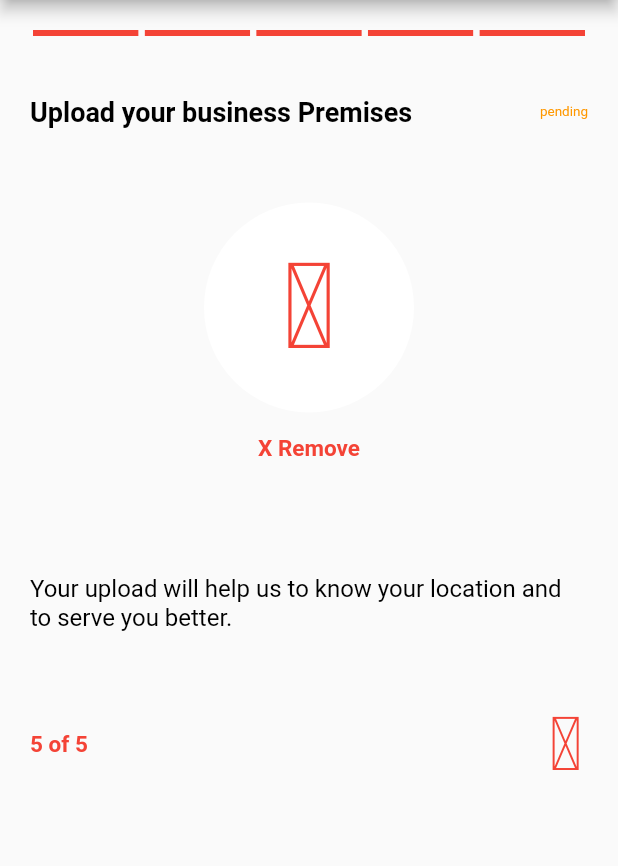
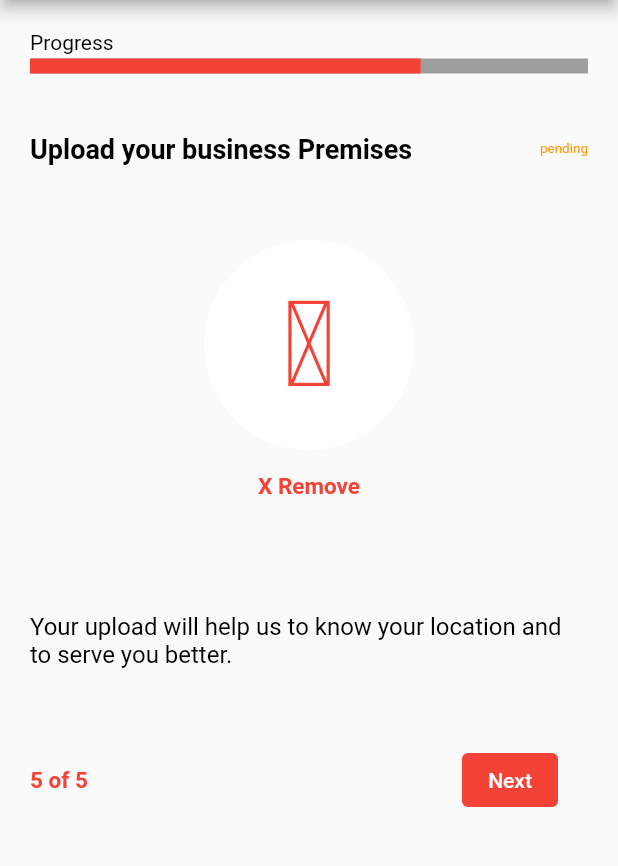
Before and after one commit to wampet/CHAPCHAP-KYC-frontend, a Flutter app: the BusinessLocation screen opened by its route, on a phone screen of 412 x 824 dp, the part 84-950 px from its top. Run offline on Flutter 3.47's test engine with Material 2 defaults, Android fonts, the light colour scheme and no system bars; drawn by our look-alikes of step_progress_indicator; our stand-ins replace dotted_border, image_picker, material_design_icons_flutter, permission_handler.

Commit message:
Image Upload

```diff
--- a/lib/pages/business_location.dart
+++ b/lib/pages/business_location.dart
@@ -1,16 +1,11 @@
 
 import 'package:chapchap_kyc_frontend/kyc_icons_icons.dart';
 import 'package:flutter/material.dart';
-
 import 'package:image_picker/image_picker.dart';
 import 'dart:io';
 import 'dart:async';
 import 'package:flutter/foundation.dart';
 import 'package:permission_handler/permission_handler.dart';
-
-import 'package:step_progress_indicator/step_progress_indicator.dart';
-
-
 
 class BusinessLocation extends StatefulWidget {
   const BusinessLocation({ Key? key }) : super(key: key);
@@ -18,6 +13,7 @@ class BusinessLocation extends StatefulWidget {
   @override
   _BusinessLocationState createState() => _BusinessLocationState();
 }
+
 
 class _BusinessLocationState extends State<BusinessLocation> {
    File? _image;
@@ -28,13 +24,13 @@ class _BusinessLocationState extends State<BusinessLocation> {
   if(image != null){
     setState(()=> _image = File(image.path));
   }
+   Navigator.pop(context);
   Future<void> galleryImage()async{
     final image =await _picker.pickImage(source: ImageSource.gallery);
     if(image != null){
       setState(()=> _image = File(image.path));
     }
   }
-
 
 
 }
@@ -66,14 +62,23 @@ class _BusinessLocationState extends State<BusinessLocation> {
                 crossAxisAlignment: CrossAxisAlignment.start,
                 children: [
                   Container(
-                    margin: const EdgeInsets.fromLTRB(20, 20, 20, 0),
+                    margin: const EdgeInsets.fromLTRB(20, 20, 10, 0),
+                    child: const Text(
+                      'Progress',
+                      style: TextStyle(
+                        color: Colors.black,
+                        fontSize: 14,
+                      ),
+                    ),
+                  ),
+                  Container(
+                    margin: const EdgeInsets.fromLTRB(20, 3, 20, 0),
                     padding: const EdgeInsets.fromLTRB(0, 0, 0, 0),
-                    child: const StepProgressIndicator(
-                                totalSteps: 5,
-                                currentStep: 5,
-                                selectedColor: Colors.red,
-                                unselectedColor: Colors.grey
-                            ),
+                    child: const LinearProgressIndicator(
+                        value: 0.7,
+                        backgroundColor: Colors.grey,
+                        minHeight: 10,
+                        color: Colors.red),
                   ),
                 ],
               ),
@@ -107,9 +112,7 @@ class _BusinessLocationState extends State<BusinessLocation> {
 
 
                 child:_image==null ? InkWell(
-                  onTap: (){
-                    ShowPicker(context);
-                  },
+                  onTap:openCamera ,
 
                   child: Container(
                     child:CircleAvatar(
@@ -154,20 +157,20 @@ class _BusinessLocationState extends State<BusinessLocation> {
                           ),
                         ),
                       ),
-                       Container(
-                          margin: const EdgeInsets.fromLTRB(10, 0, 10, 0),
-                        padding: const EdgeInsets.fromLTRB(10, 0, 0, 0),
-                        child: InkWell(
-                          onTap: () {
-                            Navigator.pushNamed(
-                                context, '/finalScreen');
-                          },
-                          child: Icon(
-                            KycIcons.navigate_next,
-                            color: Colors.red,
-                            size: 50,
-                          ),
-                        )),
+                      Container(
+                        margin: const EdgeInsets.fromLTRB(20, 0, 20, 0),
+                        padding:const EdgeInsets.fromLTRB(20, 0, 20, 0),
+                        child: TextButton(
+                            onPressed: () {
+                              Navigator.pushNamed(context, '/finalScreen');
+                            },
+                            style: ButtonStyle(
+                              backgroundColor:
+                                  MaterialStateProperty.all(Colors.red),
+                            ),
+                            child: const Text('Next',
+                                style: TextStyle(color: Colors.white))),
+                      ),
                     ],
                   ),
                 ],
@@ -178,11 +181,34 @@ class _BusinessLocationState extends State<BusinessLocation> {
       ),
     );
   }
+
+  Future <void> openCamera() async{
+    var CameraStatus= await Permission.camera;
+    var GalleryStatus= await Permission.storage;
+    //print(CameraStatus);
+    //print(GalleryStatus);
+
+    if (CameraStatus.isGranted!=true) {
+      await Permission.camera.request();
+    }
+    if (GalleryStatus.isGranted!=true) {
+      Permission.storage.request();
+    }
+    if(await Permission.camera.isGranted){
+       if (await Permission.storage.isGranted) {
+          ShowPicker(context);
+       }
+
+    }
+
+  }
+
 Future<void> galleryImage()async{
     final image =await _picker.pickImage(source: ImageSource.gallery);
     if(image != null){
       setState(()=> _image = File(image.path));
     }
+    Navigator.pop(context);
   }
  void RemoveImage(){
     setState(() {
@@ -190,9 +216,13 @@ Future<void> galleryImage()async{
     });
   }
   void ShowPicker(content) {
-     showModalBottomSheet(context: context, builder: (BuildContext bc){
-      return SafeArea(child: Wrap(
-         children: [
+
+     showDialog(context: context, builder: (BuildContext bc){
+      return  AlertDialog(
+
+        content: Column(
+          mainAxisSize: MainAxisSize.min,
+          children: [
            ListTile(
              leading: Icon(Icons.library_books),
              title: Text('Gallery'),
@@ -204,8 +234,9 @@ Future<void> galleryImage()async{
              onTap: getImage
            )
          ],
-      )
+        ),
       );
+
     }
 
     );
```
Also changed, not shown: pubspec.lock.
